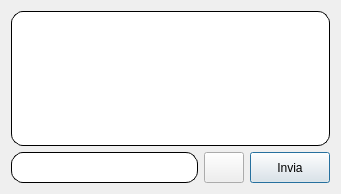
First picture: the form in QRisiko/Chat.ui, repository QRisikoTeam/QRisiko, before the edit.
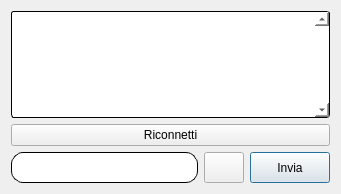
Second picture: the form after the edit. Icons and pictures are not drawn.

Commit message: Chat Widget Completato

```diff
--- a/QRisiko/Chat.ui
+++ b/QRisiko/Chat.ui
@@ -10,10 +10,16 @@
     <height>194</height>
    </rect>
   </property>
+  <property name="sizePolicy">
+   <sizepolicy hsizetype="Expanding" vsizetype="Preferred">
+    <horstretch>0</horstretch>
+    <verstretch>0</verstretch>
+   </sizepolicy>
+  </property>
   <property name="minimumSize">
    <size>
-    <width>266</width>
-    <height>152</height>
+    <width>341</width>
+    <height>194</height>
    </size>
   </property>
   <property name="windowTitle">
@@ -49,9 +55,12 @@
 border-color: rgb(0, 0, 0);
 border-style: inset;
 background-color: rgba(255, 255, 255, 255);
-border-radius: 12px;
+border-radius: 3px;
 selection-background-color: ltblue; </string>
      </property>
+     <property name="verticalScrollBarPolicy">
+      <enum>Qt::ScrollBarAlwaysOn</enum>
+     </property>
      <property name="documentTitle">
       <string>Chat History</string>
      </property>
@@ -73,6 +82,13 @@
      </property>
     </widget>
    </item>
+   <item row="1" column="0" colspan="3">
+    <widget class="QPushButton" name="reconnectButton">
+     <property name="text">
+      <string>Riconnetti</string>
+     </property>
+    </widget>
+   </item>
    <item row="2" column="0">
     <widget class="QTextEdit" name="MessageText">
      <property name="sizePolicy">
```
Left out of the diff: 45 changed lines with no effect on the pictures. The commit also changes 53 other files.
